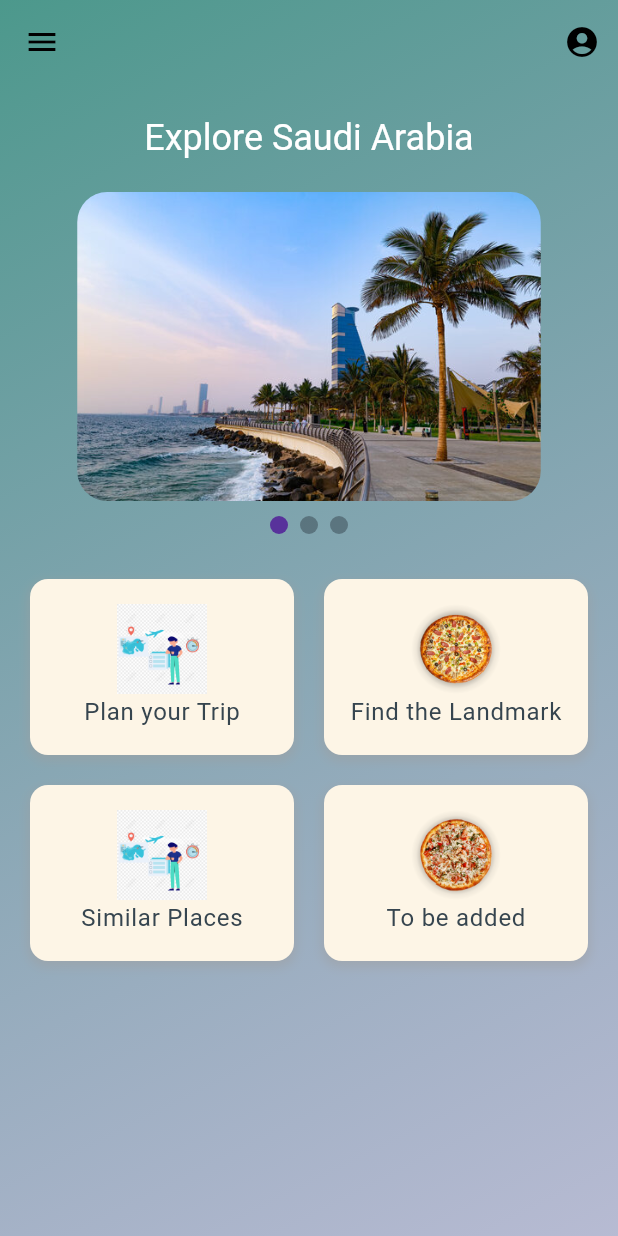
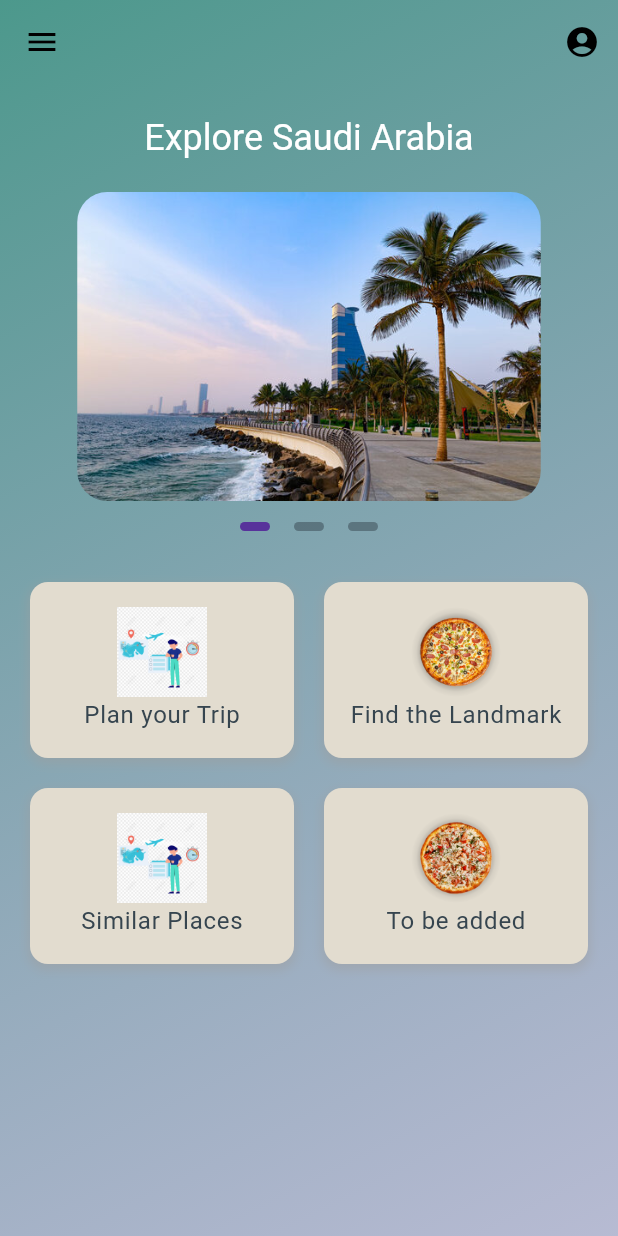
Before and after one commit to BandarHabib/AITP, a Flutter app: the screen it shows once a user with an empty profile is signed in, on a phone screen of 412 x 824 dp. Run offline on Flutter 3.47's test engine with Material 3 defaults, Android fonts, the phone set to English and light mode, and no system bars; drawn by our look-alikes of carousel_slider; our stand-ins replace bloc, cloud_firestore, equatable, firebase_auth, firebase_core, flutter_bloc and 4 more; accounts and stored records are empty; project files that could hold a hidden picture were left out.

Commit message:
updated theme

```diff
--- a/lib/screens/home/views/landing_screen.dart
+++ b/lib/screens/home/views/landing_screen.dart
@@ -105,15 +105,16 @@ class LandingPageState extends State<LandingPage> {
                 return GestureDetector(
                   onTap: () => _carouselController.animateToPage(entry.key),
                   child: Container(
-                    width: 12.0,
-                    height: 12.0,
+                    width: 20.0,
+                    height: 6.0,
                     margin: const EdgeInsets.symmetric(
-                        vertical: 10.0, horizontal: 4.0),
+                        vertical: 14.0, horizontal: 8.0),
                     decoration: BoxDecoration(
-                      shape: BoxShape.circle,
+                      shape: BoxShape.rectangle,
                       color: _current == entry.key
                           ? theme.colorScheme.secondary
                           : theme.colorScheme.onBackground.withOpacity(0.5),
+                      borderRadius: BorderRadius.circular(4.0),
                     ),
                   ),
                 );
--- a/lib/theme/theme.dart
+++ b/lib/theme/theme.dart
@@ -5,7 +5,7 @@ final ThemeData appThemeData = ThemeData(
     primary: const Color(0xFF006D5B), // Your existing primary color
     secondary: const Color.fromARGB(
         255, 88, 50, 155), // Deep Purple as the new secondary color
-    background: const Color(0xFFFDF5E6),
+    background: const Color.fromARGB(255, 226, 220, 207),
     onBackground: const Color(0xFF36454F),
   ),
   buttonTheme: const ButtonThemeData(
```
